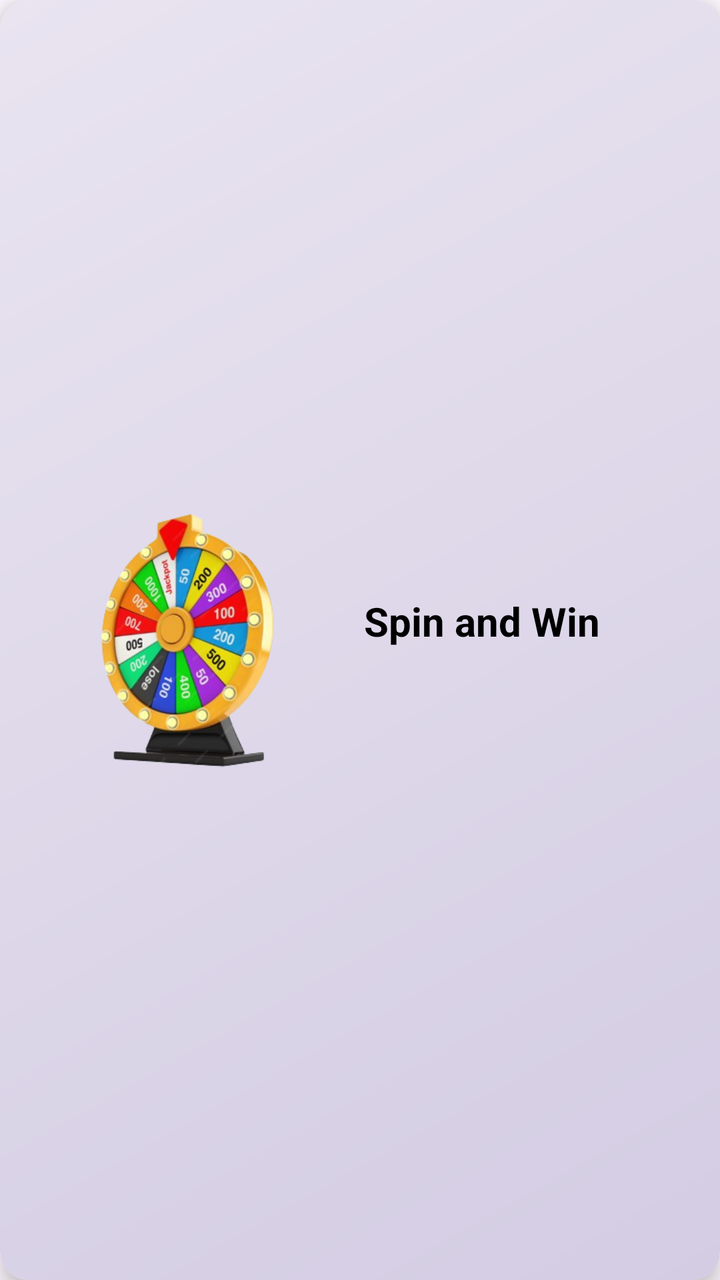
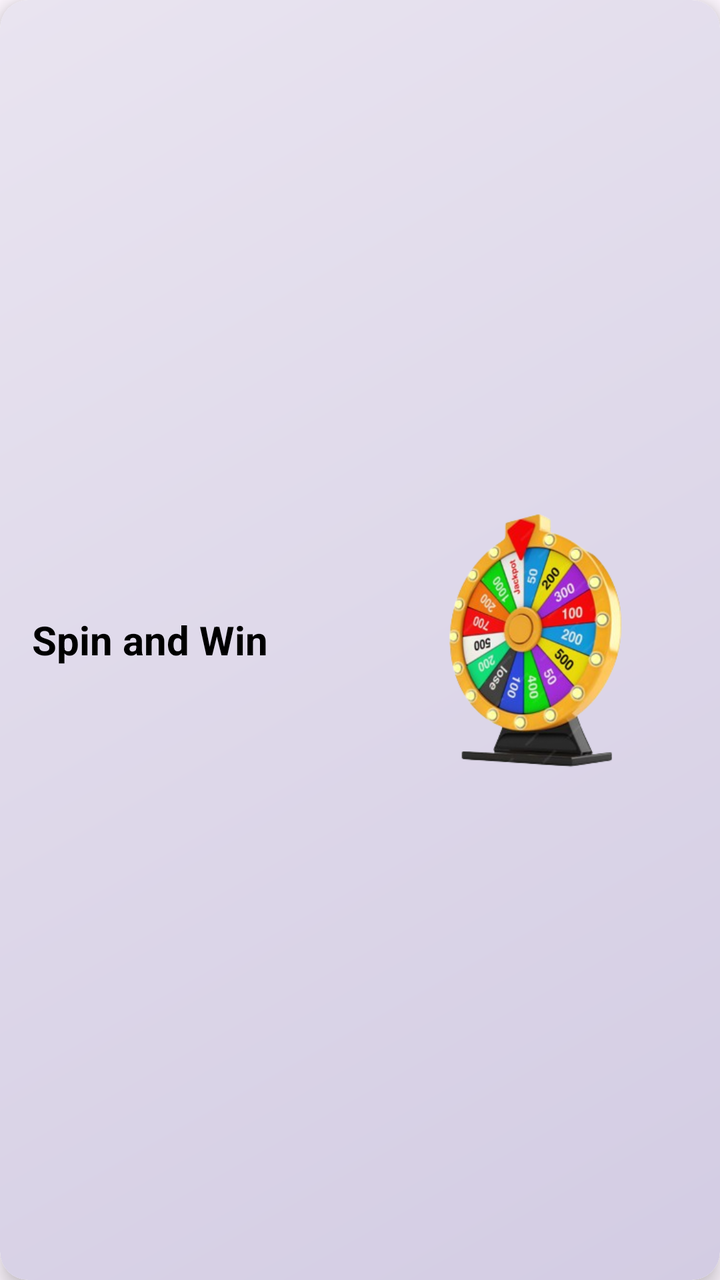

Two renders of the same Android screen: before a commit and after it. Below are the layout's source before the change and the commit's diff.
<!-- AndroidManifest.xml: application theme Theme.RGamer -->
<!-- res/layout/card_spinner.xml -->
<?xml version="1.0" encoding="utf-8"?>
<androidx.cardview.widget.CardView
    xmlns:android="http://schemas.android.com/apk/res/android"
    xmlns:app="http://schemas.android.com/apk/res-auto"
    android:id="@+id/card_spinner"
    android:layout_width="match_parent"
    android:layout_height="157dp"
    android:layout_marginBottom="12dp"
    app:cardCornerRadius="14dp"
    app:cardElevation="6dp">

    <LinearLayout
        android:layout_width="match_parent"
        android:layout_height="match_parent"
        android:padding="16dp"
        android:background="@drawable/bg_card_gradient"
        android:orientation="horizontal"
        android:gravity="center_vertical">

        <ImageView
            android:layout_width="154dp"
            android:layout_height="129dp"
            android:src="@drawable/ic_spinner" />

        <TextView
            android:layout_width="207dp"
            android:layout_height="46dp"
            android:layout_marginStart="12dp"
            android:text="Spin and Win"
            android:textColor="@color/black"
            android:textSize="20dp"
            android:textStyle="bold" />

    </LinearLayout>
</androidx.cardview.widget.CardView>
<!-- resources referenced by this layout -->
<resources>
  <color name="black">#FF000000</color>
  <!-- drawable bg_card_gradient (drawable) -->
  <?xml version="1.0" encoding="utf-8"?>
  <shape xmlns:android="http://schemas.android.com/apk/res/android"
      android:shape="rectangle">
  
      
      <corners android:radius="14dp" />
  
      
      <gradient
          android:startColor="#D3CCE3"
          android:endColor="#E9E4F0"
          android:angle="135" />
  
  </shape>
  <!-- drawable ic_spinner: png bitmap (drawable, 87806 bytes) -->
  <style name="Theme.RGamer" parent="Base.Theme.RGamer" />
  <style name="Base.Theme.RGamer" parent="Theme.Material3.DayNight.NoActionBar">
          
          
      </style>
</resources>

<!-- the commit's change to res/layout/card_spinner.xml (unified diff, before → after) -->
@@ -17,19 +17,21 @@
         android:orientation="horizontal"
         android:gravity="center_vertical">
 
+        
+        <TextView
+            android:layout_width="0dp"
+            android:layout_height="wrap_content"
+            android:layout_weight="1"
+            android:text="Spin and Win"
+            android:textColor="@color/black"
+            android:textSize="20sp"
+            android:textStyle="bold" />
+
+        
         <ImageView
             android:layout_width="154dp"
             android:layout_height="129dp"
             android:src="@drawable/ic_spinner" />
 
-        <TextView
-            android:layout_width="207dp"
-            android:layout_height="46dp"
-            android:layout_marginStart="12dp"
-            android:text="Spin and Win"
-            android:textColor="@color/black"
-            android:textSize="20dp"
-            android:textStyle="bold" />
-
     </LinearLayout>
 </androidx.cardview.widget.CardView>
